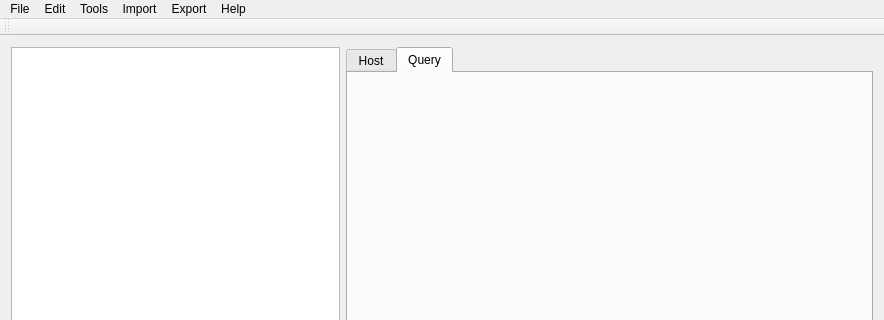
aravindkrishnan/sqlide, file mainwindow.ui: the form before one commit; both pictures show x 0 to 884 and y 0 to 320 of the 884 by 600 pixel window.
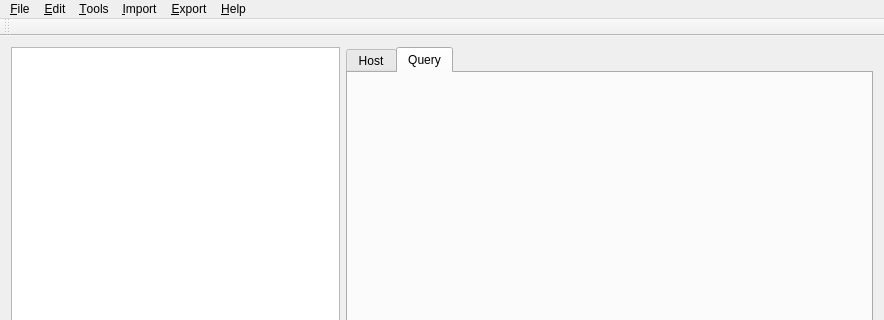
The form after the commit.

Commit message: UI updates, session manager ui.

Patch:
```diff
--- a/mainwindow.ui
+++ b/mainwindow.ui
@@ -60,7 +60,7 @@
    </property>
    <widget class="QMenu" name="menuFile">
     <property name="title">
-     <string>File</string>
+     <string>&amp;File</string>
     </property>
     <addaction name="actionSession_Manager"/>
     <addaction name="actionConnect_TO"/>
@@ -75,7 +75,7 @@
    </widget>
    <widget class="QMenu" name="menuEdit">
     <property name="title">
-     <string>Edit</string>
+     <string>&amp;Edit</string>
     </property>
     <addaction name="separator"/>
     <addaction name="actionCopy"/>
@@ -89,7 +89,7 @@
    </widget>
    <widget class="QMenu" name="menuTools">
     <property name="title">
-     <string>Tools</string>
+     <string>&amp;Tools</string>
     </property>
     <addaction name="actionNext_tab"/>
     <addaction name="actionPrevious_tab"/>
@@ -104,7 +104,7 @@
    </widget>
    <widget class="QMenu" name="menuImport">
     <property name="title">
-     <string>Import</string>
+     <string>&amp;Import</string>
     </property>
     <addaction name="actionImport_CSV"/>
     <addaction name="actionLoad_SQL_File"/>
@@ -112,7 +112,7 @@
    </widget>
    <widget class="QMenu" name="menuExport">
     <property name="title">
-     <string>Export</string>
+     <string>&amp;Export</string>
     </property>
     <addaction name="actionExport_database_as_SQL"/>
     <addaction name="separator"/>
@@ -124,7 +124,7 @@
    </widget>
    <widget class="QMenu" name="menuHelp">
     <property name="title">
-     <string>Help</string>
+     <string>&amp;Help</string>
     </property>
     <addaction name="actionSQL_Help"/>
     <addaction name="separator"/>
```
The commit also changes 6 other files.
